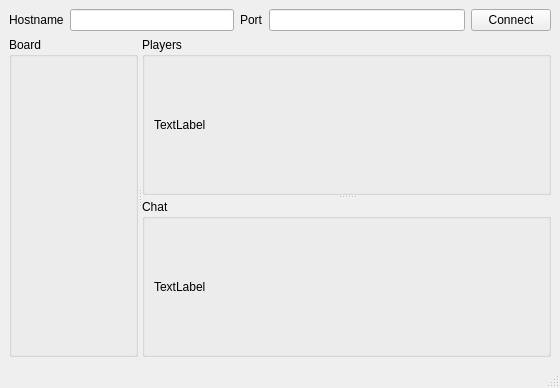
This is gui_client/gui.ui in rlepigre/tin171 as Qt 5 draws it before an edit. The edited form follows.
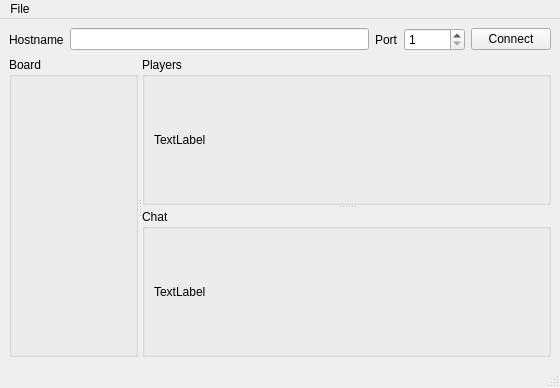
This is the edited form.

Commit message: buddy for the labels, menu with shortcut

```diff
--- a/gui_client/gui.ui
+++ b/gui_client/gui.ui
@@ -41,7 +41,14 @@
          </widget>
         </item>
         <item>
-         <widget class="QLineEdit" name="txtPort"/>
+         <widget class="QSpinBox" name="spinPort">
+          <property name="minimum">
+           <number>1</number>
+          </property>
+          <property name="maximum">
+           <number>65536</number>
+          </property>
+         </widget>
         </item>
        </layout>
       </item>
@@ -111,6 +118,13 @@
      <height>20</height>
     </rect>
    </property>
+   <widget class="QMenu" name="menuFile">
+    <property name="title">
+     <string>File</string>
+    </property>
+    <addaction name="actionQuit"/>
+   </widget>
+   <addaction name="menuFile"/>
   </widget>
   <widget class="QStatusBar" name="statusbar"/>
  </widget>
```
Left out of the diff: 52 changed lines with no effect on the pictures.
